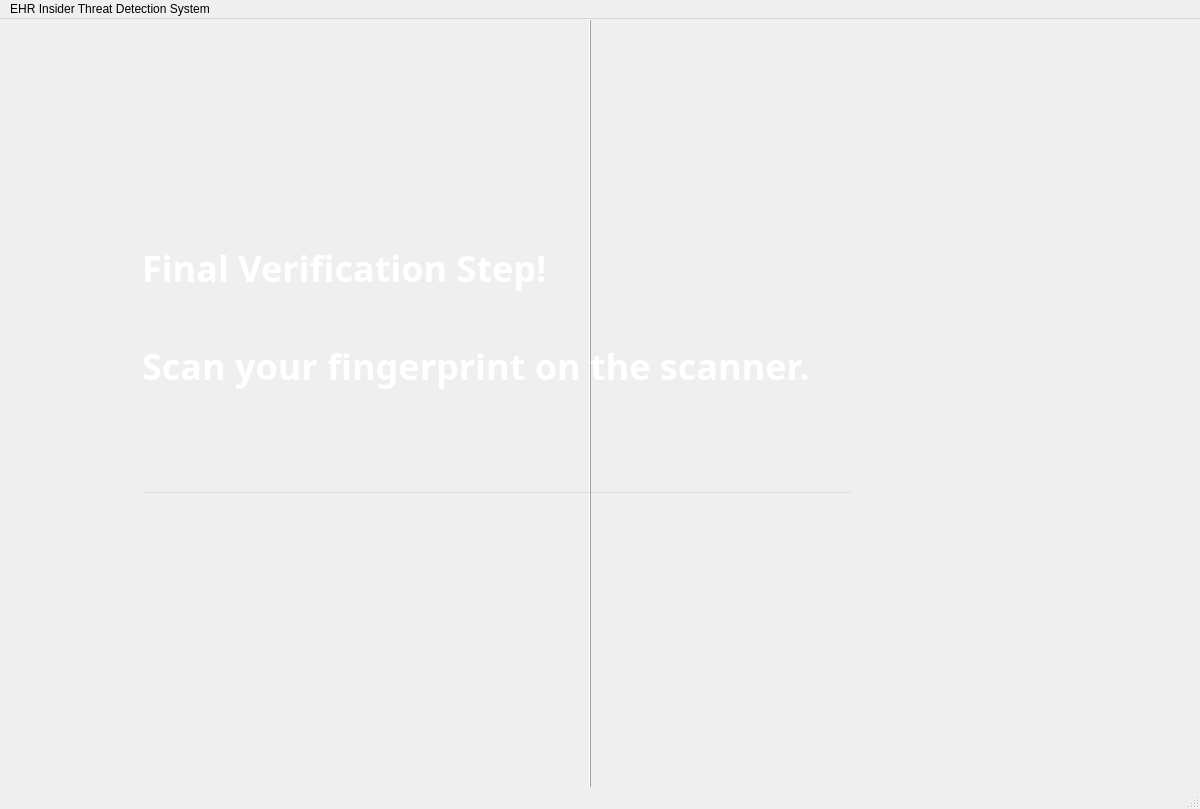
Qt form GUI/gui.ui (ifra817/EHR_InsiderThreat_Detection) before a commit.
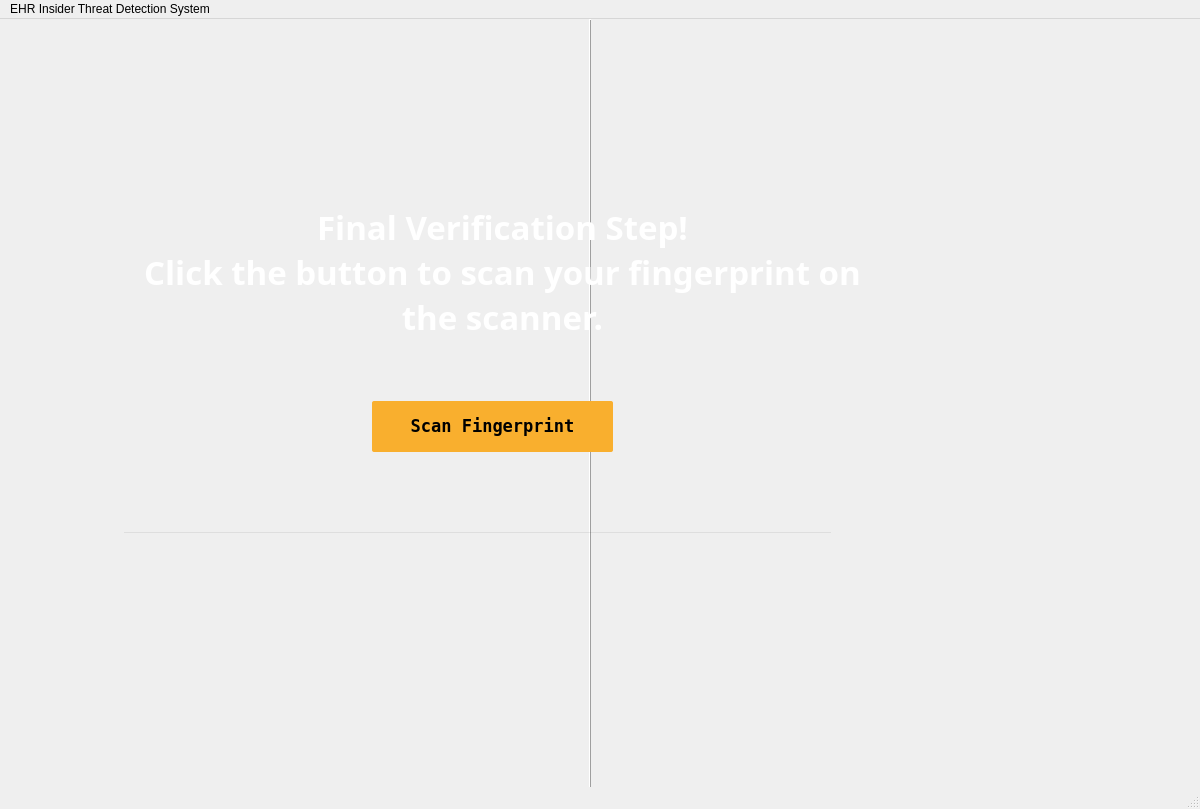
The same form after that commit. The open tabs and pages were chosen to show the change. Icons and pictures are not drawn.

```diff
--- a/GUI/gui.ui
+++ b/GUI/gui.ui
@@ -434,16 +434,16 @@
      <widget class="QLabel" name="fingerprint_authentication">
       <property name="geometry">
        <rect>
-        <x>160</x>
-        <y>170</y>
-        <width>841</width>
-        <height>251</height>
+        <x>150</x>
+        <y>150</y>
+        <width>741</width>
+        <height>201</height>
        </rect>
       </property>
       <property name="font">
        <font>
         <family>Perpetua</family>
-        <pointsize>27</pointsize>
+        <pointsize>25</pointsize>
         <weight>75</weight>
         <bold>true</bold>
        </font>
@@ -454,8 +454,10 @@
       </property>
       <property name="text">
        <string>Final Verification Step!
-
-Scan your fingerprint on the scanner.</string>
+Click the button to scan your fingerprint on the scanner.</string>
+      </property>
+      <property name="alignment">
+       <set>Qt::AlignCenter</set>
       </property>
       <property name="wordWrap">
        <bool>true</bool>
@@ -464,16 +466,16 @@
      <widget class="QLineEdit" name="fp_message_label">
       <property name="geometry">
        <rect>
-        <x>160</x>
-        <y>470</y>
+        <x>140</x>
+        <y>510</y>
         <width>711</width>
-        <height>71</height>
+        <height>81</height>
        </rect>
       </property>
       <property name="font">
        <font>
         <family>Mongolian Baiti</family>
-        <pointsize>14</pointsize>
+        <pointsize>15</pointsize>
         <weight>75</weight>
         <bold>true</bold>
        </font>
@@ -493,6 +495,37 @@
        <bool>true</bool>
       </property>
      </widget>
+     <widget class="QPushButton" name="scan_fp_button">
+      <property name="geometry">
+       <rect>
+        <x>390</x>
+        <y>380</y>
+        <width>241</width>
+        <height>51</height>
+       </rect>
+      </property>
+      <property name="font">
+       <font>
+        <family>NSimSun</family>
+        <pointsize>13</pointsize>
+        <weight>75</weight>
+        <bold>true</bold>
+       </font>
+      </property>
+      <property name="styleSheet">
+       <string notr="true">QPushButton{
+background: rgb(249, 175, 46);
+border-radius: 2px;
+}
+QPushButton:hover{
+background: rgb(0, 218, 0);
+}
+</string>
+      </property>
+      <property name="text">
+       <string>Scan Fingerprint</string>
+      </property>
+     </widget>
     </widget>
     <widget class="QWidget" name="loading_page">
      <widget class="QProgressBar" name="progress_bar">
```
Left out of the diff: 50 changed lines with no effect on the pictures.
